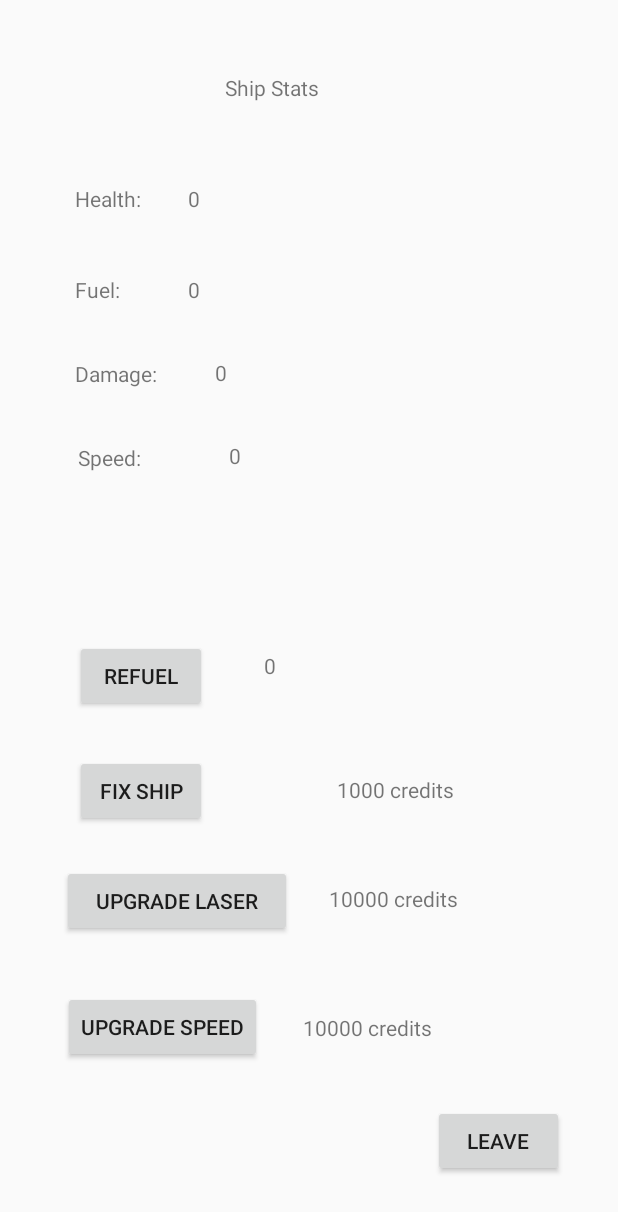
After one commit to cs2340-team61/spacetraders, an Android app: the layout activity_ship_stats.xml on its own in the app's theme, with its tools: preview values and no code run, on a phone screen of 412 x 824 dp. The commit adds this screen. Shown: the top 1212 px of the screen. Run offline under Robolectric (Android 15) with nearby library versions, the phone set to English and light mode, and no system bars.

Commit message:
lotsofStuff
extra

```diff
--- a/app/src/main/AndroidManifest.xml
+++ b/app/src/main/AndroidManifest.xml
@@ -9,7 +9,8 @@
         android:roundIcon="@mipmap/ic_launcher_round"
         android:supportsRtl="true"
         android:theme="@style/AppTheme">
-        <activity android:name=".BankActivity"></activity>
+        <activity android:name=".ShipStatsActivity"></activity>
+        <activity android:name=".BankActivity" />
         <activity android:name=".PoliceCaughtActivity" />
         <activity android:name=".PirateLoseActivity" />
         <activity android:name=".TraderActivity" />
--- a/app/src/main/java/edu/gatech/cs2340/Bank.java
+++ b/app/src/main/java/edu/gatech/cs2340/Bank.java
@@ -20,4 +20,6 @@ public class Bank {
         return bankCredits;
     }
 
+    void setBankCredits(int amount) {bankCredits = amount;}
+
 }
--- a/app/src/main/java/edu/gatech/cs2340/BankViewModel.java
+++ b/app/src/main/java/edu/gatech/cs2340/BankViewModel.java
@@ -36,4 +36,10 @@ public class BankViewModel extends AndroidViewModel {
     int getBankCredits() {
         return model.getBankCredits();
     }
+
+    void setCredits(int amount) { model.getPlayer().setCredits(amount);}
+
+    void setBankCredits(int amount) {model.setBankCredits(amount);}
+
+
 }
--- a/app/src/main/java/edu/gatech/cs2340/GameViewModel.java
+++ b/app/src/main/java/edu/gatech/cs2340/GameViewModel.java
@@ -119,6 +119,4 @@ class GameViewModel extends AndroidViewModel {
     String getShipName() {
         return model.getShipName();
     }
-
-
 }
--- a/app/src/main/java/edu/gatech/cs2340/Model.java
+++ b/app/src/main/java/edu/gatech/cs2340/Model.java
@@ -25,4 +25,8 @@ public final class Model {
      * @param g game variable
      */
     public void setMyGame(Game g) { myGame = g; }
+
+    public void clearGame() {
+        myGame = new Game();
+    }
 }
--- a/app/src/main/java/edu/gatech/cs2340/PirateActivity.java
+++ b/app/src/main/java/edu/gatech/cs2340/PirateActivity.java
@@ -39,10 +39,10 @@ public class PirateActivity extends AppCompatActivity {
             @Override
             public void onClick(View v) {
                 Random random = new Random();
-                if (1 == random.nextInt(2)) {
+                if (0 == random.nextInt(1)) {
                     pirateHealth.setText("" + (Integer.parseInt(pirateHealth.getText().toString()) -
                             getLaser()));
-                    conText.setText("You dealt 50 damage to the Pirate");
+                    conText.setText("You dealt " + getLaser() + " damage to the Pirate");
                 } else {
                     conText.setText("Your attack missed, :(");
                 }
@@ -78,7 +78,7 @@ public class PirateActivity extends AppCompatActivity {
                     if (random.nextInt(3) == random.nextInt(3)) {
                         playerHealth.setText(""
                                 + (Integer.parseInt(playerHealth.getText().toString())
-                                - (getLaser() * 2 / 3)));
+                                - (50 * 2 / 3)));
 
                         if (getHealth() <= 0) {
                             gameOver();
--- a/app/src/main/java/edu/gatech/cs2340/TravelActivity.java
+++ b/app/src/main/java/edu/gatech/cs2340/TravelActivity.java
@@ -210,6 +210,7 @@ public class TravelActivity extends AppCompatActivity {
                         updatePlayerLocation(update);
                         updateFuel(getFuelCost(getDistance(getX(update),
                                 getX(playerLocation), getY(update), getY(playerLocation))));
+                        travelViewModel.addInterest();
                         int eventCheck = travelViewModel.checkForEvent();
                         if (eventCheck == 1) {
                             pirateStart();
--- /dev/null
+++ b/app/src/main/res/layout/activity_ship_stats.xml
@@ -0,0 +1,296 @@
+<?xml version="1.0" encoding="utf-8"?>
+<android.support.constraint.ConstraintLayout xmlns:android="http://schemas.android.com/apk/res/android"
+    xmlns:app="http://schemas.android.com/apk/res-auto"
+    xmlns:tools="http://schemas.android.com/tools"
+    android:layout_width="match_parent"
+    android:layout_height="match_parent"
+    tools:context=".ShipStatsActivity">
+
+    <TextView
+        android:id="@+id/title"
+        android:layout_width="111dp"
+        android:layout_height="27dp"
+        android:layout_marginStart="8dp"
+        android:layout_marginTop="16dp"
+        android:layout_marginEnd="32dp"
+        android:layout_marginBottom="8dp"
+        android:text="Ship Stats"
+        app:layout_constraintBottom_toBottomOf="parent"
+        app:layout_constraintEnd_toEndOf="parent"
+        app:layout_constraintHorizontal_bias="0.546"
+        app:layout_constraintStart_toStartOf="parent"
+        app:layout_constraintTop_toTopOf="parent"
+        app:layout_constraintVertical_bias="0.042" />
+
+    <TextView
+        android:id="@+id/health"
+        android:layout_width="wrap_content"
+        android:layout_height="wrap_content"
+        android:layout_marginStart="8dp"
+        android:layout_marginTop="8dp"
+        android:layout_marginEnd="8dp"
+        android:layout_marginBottom="8dp"
+        android:text="Health: "
+        app:layout_constraintBottom_toBottomOf="parent"
+        app:layout_constraintEnd_toEndOf="parent"
+        app:layout_constraintHorizontal_bias="0.121"
+        app:layout_constraintStart_toStartOf="parent"
+        app:layout_constraintTop_toTopOf="parent"
+        app:layout_constraintVertical_bias="0.145" />
+
+    <TextView
+        android:id="@+id/fuel"
+        android:layout_width="wrap_content"
+        android:layout_height="wrap_content"
+        android:layout_marginStart="8dp"
+        android:layout_marginTop="8dp"
+        android:layout_marginEnd="8dp"
+        android:layout_marginBottom="8dp"
+        android:text="Fuel: "
+        app:layout_constraintBottom_toBottomOf="parent"
+        app:layout_constraintEnd_toEndOf="parent"
+        app:layout_constraintHorizontal_bias="0.116"
+        app:layout_constraintStart_toStartOf="parent"
+        app:layout_constraintTop_toTopOf="parent"
+        app:layout_constraintVertical_bias="0.222" />
+
+    <TextView
+        android:id="@+id/damage"
+        android:layout_width="wrap_content"
+        android:layout_height="wrap_content"
+        android:layout_marginStart="8dp"
+        android:layout_marginTop="8dp"
+        android:layout_marginEnd="8dp"
+        android:layout_marginBottom="8dp"
+        android:text="Damage: "
+        app:layout_constraintBottom_toBottomOf="parent"
+        app:layout_constraintEnd_toEndOf="parent"
+        app:layout_constraintHorizontal_bias="0.125"
+        app:layout_constraintStart_toStartOf="parent"
+        app:layout_constraintTop_toTopOf="parent"
+        app:layout_constraintVertical_bias="0.293" />
+
+    <TextView
+        android:id="@+id/speed"
+        android:layout_width="wrap_content"
+        android:layout_height="wrap_content"
+        android:layout_marginStart="8dp"
+        android:layout_marginTop="8dp"
+        android:layout_marginEnd="8dp"
+        android:layout_marginBottom="8dp"
+        android:text="Speed: "
+        app:layout_constraintBottom_toBottomOf="parent"
+        app:layout_constraintEnd_toEndOf="parent"
+        app:layout_constraintHorizontal_bias="0.125"
+        app:layout_constraintStart_toStartOf="parent"
+        app:layout_constraintTop_toTopOf="parent"
+        app:layout_constraintVertical_bias="0.364" />
+
+    <TextView
+        android:id="@+id/healthNum"
+        android:layout_width="wrap_content"
+        android:layout_height="wrap_content"
+        android:layout_marginStart="8dp"
+        android:layout_marginTop="8dp"
+        android:layout_marginEnd="8dp"
+        android:layout_marginBottom="8dp"
+        android:text="0"
+        app:layout_constraintBottom_toBottomOf="parent"
+        app:layout_constraintEnd_toEndOf="parent"
+        app:layout_constraintHorizontal_bias="0.302"
+        app:layout_constraintStart_toStartOf="parent"
+        app:layout_constraintTop_toTopOf="parent"
+        app:layout_constraintVertical_bias="0.145" />
+
+    <TextView
+        android:id="@+id/fuelNum"
+        android:layout_width="wrap_content"
+        android:layout_height="wrap_content"
+        android:layout_marginStart="8dp"
+        android:layout_marginTop="8dp"
+        android:layout_marginEnd="8dp"
+        android:layout_marginBottom="8dp"
+        android:text="0"
+        app:layout_constraintBottom_toBottomOf="parent"
+        app:layout_constraintEnd_toEndOf="parent"
+        app:layout_constraintHorizontal_bias="0.302"
+        app:layout_constraintStart_toStartOf="parent"
+        app:layout_constraintTop_toTopOf="parent"
+        app:layout_constraintVertical_bias="0.222" />
+
+    <TextView
+        android:id="@+id/laserNum"
+        android:layout_width="wrap_content"
+        android:layout_height="21dp"
+        android:layout_marginStart="8dp"
+        android:layout_marginTop="8dp"
+        android:layout_marginEnd="8dp"
+        android:layout_marginBottom="8dp"
+        android:text="0"
+        app:layout_constraintBottom_toBottomOf="parent"
+        app:layout_constraintEnd_toEndOf="parent"
+        app:layout_constraintHorizontal_bias="0.348"
+        app:layout_constraintStart_toStartOf="parent"
+        app:layout_constraintTop_toTopOf="parent"
+        app:layout_constraintVertical_bias="0.293" />
+
+    <TextView
+        android:id="@+id/speedNum"
+        android:layout_width="wrap_content"
+        android:layout_height="wrap_content"
+        android:layout_marginStart="8dp"
+        android:layout_marginTop="8dp"
+        android:layout_marginEnd="8dp"
+        android:layout_marginBottom="8dp"
+        android:text="0"
+        app:layout_constraintBottom_toBottomOf="parent"
+        app:layout_constraintEnd_toEndOf="parent"
+        app:layout_constraintHorizontal_bias="0.372"
+        app:layout_constraintStart_toStartOf="parent"
+        app:layout_constraintTop_toTopOf="parent"
+        app:layout_constraintVertical_bias="0.363" />
+
+    <Button
+        android:id="@+id/refuel"
+        android:layout_width="wrap_content"
+        android:layout_height="wrap_content"
+        android:layout_marginStart="8dp"
+        android:layout_marginTop="8dp"
+        android:layout_marginEnd="8dp"
+        android:layout_marginBottom="8dp"
+        android:text="Refuel"
+        app:layout_constraintBottom_toBottomOf="parent"
+        app:layout_constraintEnd_toEndOf="parent"
+        app:layout_constraintHorizontal_bias="0.136"
+        app:layout_constraintStart_toStartOf="parent"
+        app:layout_constraintTop_toTopOf="parent"
+        app:layout_constraintVertical_bias="0.551" />
+
+    <Button
+        android:id="@+id/upgradeH"
+        android:layout_width="wrap_content"
+        android:layout_height="wrap_content"
+        android:layout_marginStart="8dp"
+        android:layout_marginTop="8dp"
+        android:layout_marginEnd="8dp"
+        android:layout_marginBottom="8dp"
+        android:text="Fix Ship"
+        app:layout_constraintBottom_toBottomOf="parent"
+        app:layout_constraintEnd_toEndOf="parent"
+        app:layout_constraintHorizontal_bias="0.136"
+        app:layout_constraintStart_toStartOf="parent"
+        app:layout_constraintTop_toTopOf="parent"
+        app:layout_constraintVertical_bias="0.652" />
+
+    <Button
+        android:id="@+id/upgradeL"
+        android:layout_width="153dp"
+        android:layout_height="wrap_content"
+        android:layout_marginStart="8dp"
+        android:layout_marginTop="8dp"
+        android:layout_marginEnd="8dp"
+        android:layout_marginBottom="8dp"
+        android:text="Upgrade Laser"
+        app:layout_constraintBottom_toBottomOf="parent"
+        app:layout_constraintEnd_toEndOf="parent"
+        app:layout_constraintHorizontal_bias="0.138"
+        app:layout_constraintStart_toStartOf="parent"
+        app:layout_constraintTop_toTopOf="parent"
+        app:layout_constraintVertical_bias="0.748" />
+
+    <Button
+        android:id="@+id/upgradeS"
+        android:layout_width="wrap_content"
+        android:layout_height="wrap_content"
+        android:layout_marginStart="8dp"
+        android:layout_marginTop="8dp"
+        android:layout_marginEnd="8dp"
+        android:layout_marginBottom="8dp"
+        android:text="Upgrade Speed"
+        app:layout_constraintBottom_toBottomOf="parent"
+        app:layout_constraintEnd_toEndOf="parent"
+        app:layout_constraintHorizontal_bias="0.129"
+        app:layout_constraintStart_toStartOf="parent"
+        app:layout_constraintTop_toTopOf="parent"
+        app:layout_constraintVertical_bias="0.859" />
+
+    <TextView
+        android:id="@+id/refuelC"
+        android:layout_width="29dp"
+        android:layout_height="23dp"
+        android:layout_marginStart="8dp"
+        android:layout_marginTop="8dp"
+        android:layout_marginEnd="8dp"
+        android:layout_marginBottom="8dp"
+        android:text="0"
+        app:layout_constraintBottom_toBottomOf="parent"
+        app:layout_constraintEnd_toEndOf="parent"
+        app:layout_constraintHorizontal_bias="0.459"
+        app:layout_constraintStart_toStartOf="parent"
+        app:layout_constraintTop_toTopOf="parent"
+        app:layout_constraintVertical_bias="0.543" />
+
+    <TextView
+        android:id="@+id/costH"
+        android:layout_width="wrap_content"
+        android:layout_height="19dp"
+        android:layout_marginStart="8dp"
+        android:layout_marginTop="8dp"
+        android:layout_marginEnd="8dp"
+        android:layout_marginBottom="8dp"
+        android:text="1000 credits"
+        app:layout_constraintBottom_toBottomOf="parent"
+        app:layout_constraintEnd_toEndOf="parent"
+        app:layout_constraintHorizontal_bias="0.681"
+        app:layout_constraintStart_toStartOf="parent"
+        app:layout_constraintTop_toTopOf="parent"
+        app:layout_constraintVertical_bias="0.645" />
+
+    <TextView
+        android:id="@+id/textView81"
+        android:layout_width="wrap_content"
+        android:layout_height="wrap_content"
+        android:layout_marginStart="8dp"
+        android:layout_marginTop="8dp"
+        android:layout_marginEnd="8dp"
+        android:layout_marginBottom="8dp"
+        android:text="10000 credits"
+        app:layout_constraintBottom_toBottomOf="parent"
+        app:layout_constraintEnd_toEndOf="parent"
+        app:layout_constraintHorizontal_bias="0.681"
+        app:layout_constraintStart_toStartOf="parent"
+        app:layout_constraintTop_toTopOf="parent"
+        app:layout_constraintVertical_bias="0.737" />
+
+    <TextView
+        android:id="@+id/textView83"
+        android:layout_width="wrap_content"
+        android:layout_height="wrap_content"
+        android:layout_marginStart="8dp"
+        android:layout_marginTop="8dp"
+        android:layout_marginEnd="8dp"
+        android:layout_marginBottom="8dp"
+        android:text="10000 credits"
+        app:layout_constraintBottom_toBottomOf="parent"
+        app:layout_constraintEnd_toEndOf="parent"
+        app:layout_constraintHorizontal_bias="0.625"
+        app:layout_constraintStart_toStartOf="parent"
+        app:layout_constraintTop_toTopOf="parent"
+        app:layout_constraintVertical_bias="0.846" />
+
+    <Button
+        android:id="@+id/exit"
+        android:layout_width="87dp"
+        android:layout_height="wrap_content"
+        android:layout_marginStart="8dp"
+        android:layout_marginTop="8dp"
+        android:layout_marginEnd="8dp"
+        android:layout_marginBottom="8dp"
+        android:text="Leave"
+        app:layout_constraintBottom_toBottomOf="parent"
+        app:layout_constraintEnd_toEndOf="parent"
+        app:layout_constraintHorizontal_bias="0.909"
+        app:layout_constraintStart_toStartOf="parent"
+        app:layout_constraintTop_toTopOf="parent"
+        app:layout_constraintVertical_bias="0.959" />
+</android.support.constraint.ConstraintLayout>
```
Also changed, not shown: app/src/main/java/edu/gatech/cs2340/BankActivity.java (+56 -7 lines), app/src/main/java/edu/gatech/cs2340/Game.java (+13 -0 lines), app/src/main/java/edu/gatech/cs2340/GameMainActivity.java (+30 -4 lines), app/src/main/java/edu/gatech/cs2340/GameStartActivity.java (+31 -4 lines), app/src/main/java/edu/gatech/cs2340/ShipStats.java (+9 -9 lines), app/src/main/java/edu/gatech/cs2340/ShipStatsActivity.java (added, +105 -0 lines), app/src/main/java/edu/gatech/cs2340/TravelViewModel.java (+16 -0 lines), app/src/main/res/layout/activity_bank.xml (+9 -1 lines).
